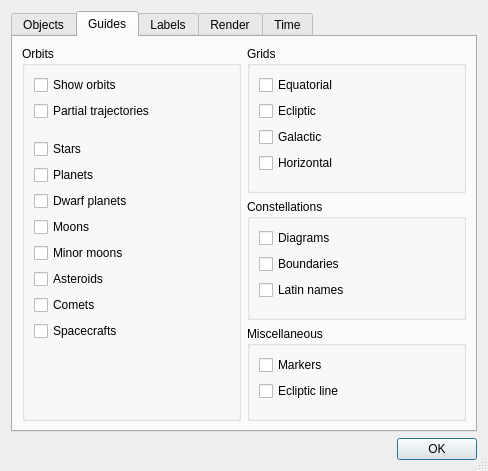
First picture: the form in src/celestia/qt/preferences.ui, repository CelestiaProject/Celestia, before the edit.
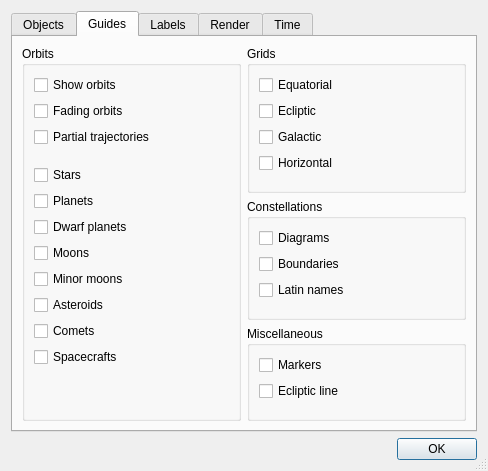
Second picture: the form after the edit. The open tabs and pages were chosen to show the change.

Commit message: [qt] Add fading orbit toggle option

Patch:
```diff
--- a/src/celestia/qt/preferences.ui
+++ b/src/celestia/qt/preferences.ui
@@ -243,6 +243,13 @@
               </property>
              </widget>
             </item>
+            <item>
+             <widget class="QCheckBox" name="fadingOrbitsCheck">
+              <property name="text">
+               <string>Fading orbits</string>
+              </property>
+             </widget>
+            </item>
             <item>
              <widget class="QCheckBox" name="partialTrajectoriesCheck">
               <property name="text">
```
The commit also changes 2 other files.
